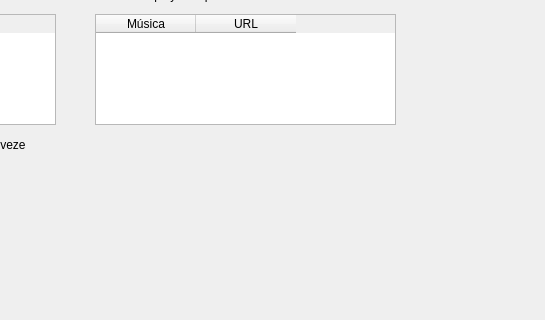
Qt form DesafioStone/mainwindow.ui (gabspires/DesafioStone) before a commit; both pictures show x 255 to 800 and y 146 to 466 of the 800 by 600 pixel window.
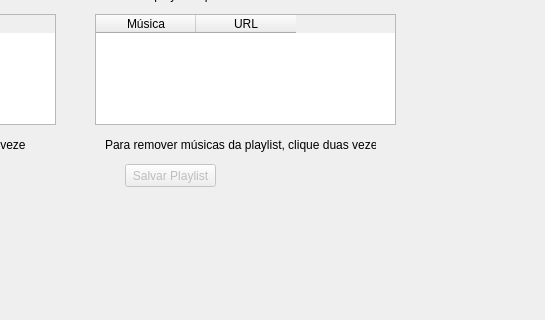
The same form after that commit.

Commit message: Salvar playlist

What changed in the file:
```diff
--- a/DesafioStone/mainwindow.ui
+++ b/DesafioStone/mainwindow.ui
@@ -160,6 +160,35 @@
      <string>Para adicionar músicas a playlist, clique duas vezes.</string>
     </property>
    </widget>
+   <widget class="QLabel" name="label_5">
+    <property name="geometry">
+     <rect>
+      <x>360</x>
+      <y>280</y>
+      <width>271</width>
+      <height>21</height>
+     </rect>
+    </property>
+    <property name="text">
+     <string>Para remover músicas da playlist, clique duas vezes.</string>
+    </property>
+   </widget>
+   <widget class="QPushButton" name="salveButton">
+    <property name="enabled">
+     <bool>false</bool>
+    </property>
+    <property name="geometry">
+     <rect>
+      <x>380</x>
+      <y>310</y>
+      <width>91</width>
+      <height>23</height>
+     </rect>
+    </property>
+    <property name="text">
+     <string>Salvar Playlist</string>
+    </property>
+   </widget>
   </widget>
   <widget class="QMenuBar" name="menubar">
    <property name="geometry">
```
The commit also changes 2 other files.
